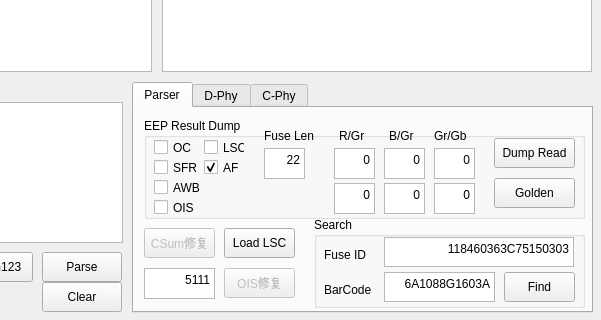
First picture: the form in Widget6.ui, repository ybb0001/Widget6, before the edit; both pictures show x 288 to 889 and y 448 to 768 of the 889 by 768 pixel window.
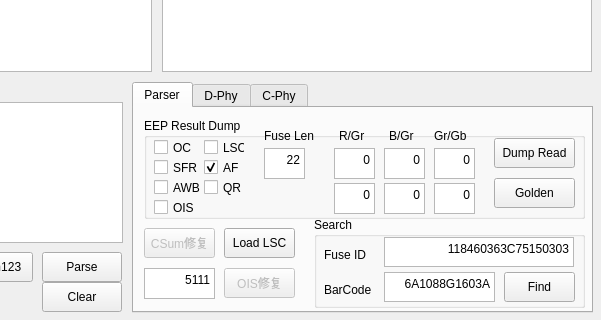
Second picture: the form after the edit. The open tabs and pages were chosen to show the change.

What changed in the file:
```diff
--- a/Widget6.ui
+++ b/Widget6.ui
@@ -141,6 +141,9 @@
      </property>
     </widget>
     <widget class="QGroupBox" name="groupBox">
+     <property name="enabled">
+      <bool>true</bool>
+     </property>
      <property name="geometry">
       <rect>
        <x>10</x>
@@ -332,6 +335,22 @@
        <string>&lt;html&gt;&lt;head/&gt;&lt;body&gt;&lt;p&gt;Fuse Len&lt;/p&gt;&lt;/body&gt;&lt;/html&gt;</string>
       </property>
      </widget>
+     <widget class="QCheckBox" name="checkBox_QR">
+      <property name="geometry">
+       <rect>
+        <x>60</x>
+        <y>60</y>
+        <width>41</width>
+        <height>19</height>
+       </rect>
+      </property>
+      <property name="text">
+       <string>QR</string>
+      </property>
+      <property name="checked">
+       <bool>false</bool>
+      </property>
+     </widget>
     </widget>
     <widget class="QPushButton" name="pushButton_checkSum">
      <property name="enabled">
```
Left out of the diff: 4 changed lines with no effect on the pictures.
